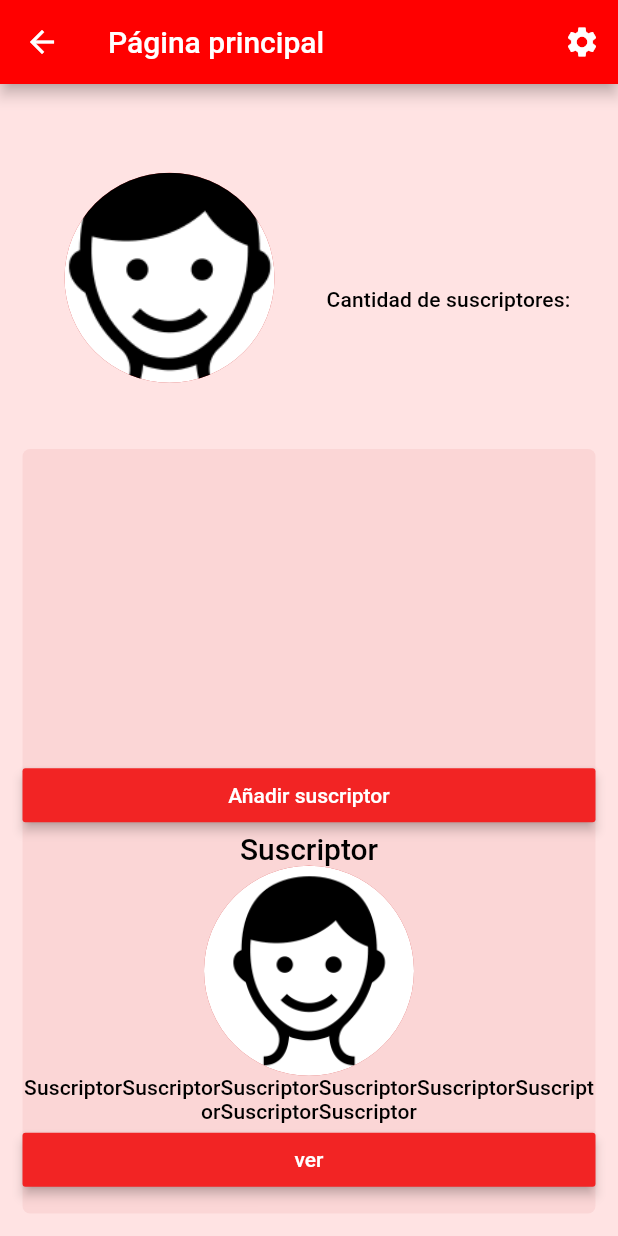
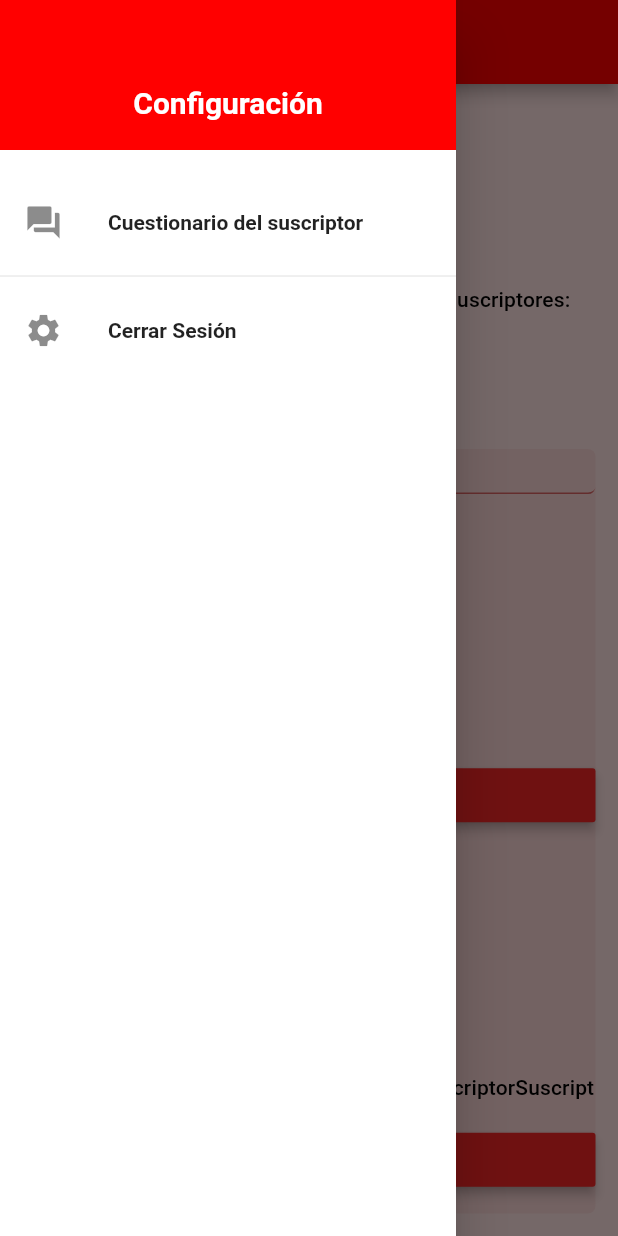
Before and after one commit to Adex0494/fit_trainer_updated, a Flutter app: the TrainerPage screen opened directly with empty values, with the side drawer open (before the commit the screen has no drawer), on a phone screen of 412 x 824 dp. Run offline on Flutter 3.47's test engine with Material 2 defaults, Android fonts, the light colour scheme and no system bars; our stand-ins replace datetime_picker_formfield, sqflite; accounts and stored records are empty; statements that could not run were skipped.

Commit message:
Trainer Page layout complete

```diff
--- a/lib/screens/trainer_page.dart
+++ b/lib/screens/trainer_page.dart
@@ -6,6 +6,7 @@ import 'package:flutter/material.dart';
 import 'add_subscriber_page.dart';
 import 'package:fit_trainer_updated/utils/database_helper.dart';
 import '../widgets/faceIcon.dart';
+import '../widgets/main_drawer.dart';
 
 class TrainerPage extends StatefulWidget {
   final int trainerId;
@@ -35,21 +36,21 @@ class TrainerPageState extends State<TrainerPage> {
   Widget build(BuildContext context) {
     AppBar appBar = AppBar(
       title: Text('Página principal'),
-      leading: IconButton(
-        icon: Icon(Icons.arrow_back),
-        onPressed: () {
-          //When the user presses the back button in AppBAr...
-          moveToLastScreen();
-        },
-      ),
-      actions: <Widget>[
-        IconButton(
-          icon: Icon(Icons.settings),
-          onPressed: () {
-            navigateToSettings();
-          },
-        )
-      ],
+      // leading: IconButton(
+      //   icon: Icon(Icons.arrow_back),
+      //   onPressed: () {
+      //     //When the user presses the back button in AppBAr...
+      //     moveToLastScreen();
+      //   },
+      // ),
+      // actions: <Widget>[
+      //   IconButton(
+      //     icon: Icon(Icons.settings),
+      //     onPressed: () {
+      //       navigateToSettings();
+      //     },
+      //   )
+      // ],
     );
     return WillPopScope(
       onWillPop: () {
@@ -57,8 +58,10 @@ class TrainerPageState extends State<TrainerPage> {
       },
       child: Scaffold(
         appBar: appBar,
+        drawer: MainDrawer(),
         body: scaffoldBody(appBar.preferredSize.height),
-        ));
+      ),
+    );
   }
 
   Widget subscriberListView() {
@@ -106,7 +109,8 @@ class TrainerPageState extends State<TrainerPage> {
         MediaQuery.of(context).padding.top;
     TextStyle titleStyle = Theme.of(context).textTheme.headline6;
     TextStyle subtitleStyle = Theme.of(context).textTheme.subtitle2;
-    return Padding(
+    return SingleChildScrollView(
+      child: Padding(
         padding: const EdgeInsets.all(15.0),
         child: Container(
           //alignment: Alignment.center,
@@ -160,6 +164,37 @@ class TrainerPageState extends State<TrainerPage> {
                         child: Column(
                           mainAxisSize: MainAxisSize.min,
                           children: [
+                            Container(
+                              height: 30,
+                              child: TextField(
+                                cursorColor: Color.fromRGBO(242, 36, 36, 1),
+                                decoration: InputDecoration(
+                                    icon: Icon(
+                                      Icons.search,
+                                      color: Colors.black,
+                                    ),
+                                    //fillColor: Color.fromRGBO(242, 36, 36, 1),
+                                    labelText: 'Buscar suscriptor',
+                                    floatingLabelBehavior:
+                                        FloatingLabelBehavior.never,
+                                    labelStyle: TextStyle(
+                                        color: Colors.black,
+                                        fontSize: 14,
+                                        fontWeight: FontWeight.bold),
+                                    focusedBorder: UnderlineInputBorder(
+                                      borderSide: BorderSide(
+                                          color: Color.fromRGBO(217, 98, 98, 1),
+                                          width: 2),
+                                      borderRadius: BorderRadius.circular(5.0),
+                                    ),
+                                    enabledBorder: UnderlineInputBorder(
+                                      borderSide: BorderSide(
+                                          color:
+                                              Color.fromRGBO(217, 98, 98, 1)),
+                                      borderRadius: BorderRadius.circular(5.0),
+                                    )),
+                              ),
+                            ),
                             Expanded(
                               //height: (availableHeight - 40) * 0.65,
                               //width: MediaQuery.of(context).size.width -30,
@@ -222,6 +257,7 @@ class TrainerPageState extends State<TrainerPage> {
                   ),
                 )
               ]),
+        ),
       ),
     );
   }
--- /dev/null
+++ b/lib/widgets/main_drawer.dart
@@ -0,0 +1,54 @@
+import 'package:flutter/material.dart';
+import 'package:fit_trainer_updated/screens/settings_page.dart';
+
+class MainDrawer extends StatelessWidget {
+  Widget buildListTile(String text, IconData icon, Function tabHandler) {
+    return ListTile(
+      leading: Icon(
+        icon,
+        size: 26,
+      ),
+      title: Text(
+        text,
+        style: TextStyle(
+          //fontFamily: 'RobotCondensed',
+          fontSize: 14,
+          fontWeight: FontWeight.bold,
+        ),
+      ),
+      onTap: tabHandler,
+    );
+  }
+
+  @override
+  Widget build(BuildContext context) {
+    return Drawer(
+        child: Column(
+      children: [
+        Container(
+          height: 100,
+          width: double.infinity,
+          padding: EdgeInsets.all(20),
+          alignment: Alignment.centerLeft,
+          color: Color.fromRGBO(255, 0, 0, 1),
+          child: Align(
+            alignment: Alignment.bottomCenter,
+                      child: Text('Configuración',
+                style: TextStyle(
+                    fontWeight: FontWeight.bold,
+                    fontSize: 20,
+                    color: Colors.white)),
+          ),
+        ),
+        SizedBox(
+          height: 20,
+        ),
+        buildListTile('Cuestionario del suscriptor', Icons.question_answer, () {Navigator.push(context, MaterialPageRoute(builder: (context) {
+      return SettingsPage();
+    }));}),
+        Divider(),
+        buildListTile('Cerrar Sesión', Icons.settings, () {})
+      ],
+    ));
+  }
+}
```
Lines whose indentation alone changed are shown as unchanged.
